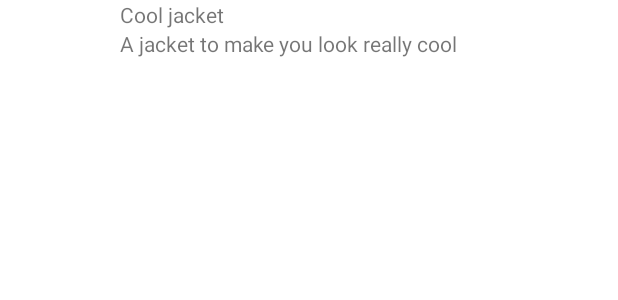
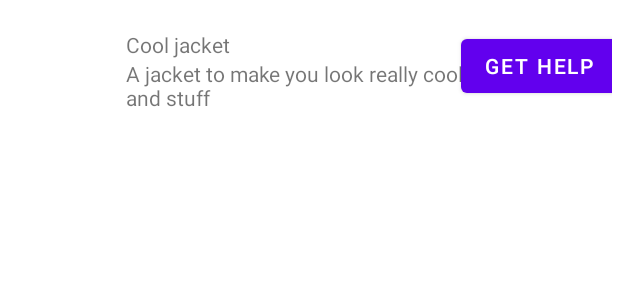
Before and after one commit to kustomer/android-chat-sdk-samples, an Android app: the layout item_order.xml on its own in the app's theme, with its tools: preview values and no code run, on a phone screen of 412 x 824 dp. Shown: the top 300 px of the screen. Run offline under Robolectric (Android 15) with nearby library versions, the phone set to English and light mode, and no system bars.

Commit message:
add fake orders with placeholder data

```diff
--- a/app/src/main/res/layout/fragment_order_history.xml
+++ b/app/src/main/res/layout/fragment_order_history.xml
@@ -19,6 +19,8 @@
     <include
         android:id="@+id/order1"
         layout="@layout/item_order"
+        android:layout_width="0dp"
+        android:layout_height="wrap_content"
         app:layout_constraintEnd_toEndOf="parent"
         app:layout_constraintStart_toStartOf="parent"
         app:layout_constraintTop_toBottomOf="@id/welcome" />
@@ -26,6 +28,8 @@
     <include
         android:id="@+id/order2"
         layout="@layout/item_order"
+        android:layout_width="0dp"
+        android:layout_height="wrap_content"
         app:layout_constraintEnd_toEndOf="parent"
         app:layout_constraintStart_toStartOf="parent"
         app:layout_constraintTop_toBottomOf="@id/order1" />
@@ -33,6 +37,8 @@
     <include
         android:id="@+id/order3"
         layout="@layout/item_order"
+        android:layout_width="0dp"
+        android:layout_height="wrap_content"
         app:layout_constraintEnd_toEndOf="parent"
         app:layout_constraintStart_toStartOf="parent"
         app:layout_constraintTop_toBottomOf="@id/order2" />
--- a/app/src/main/res/layout/item_order.xml
+++ b/app/src/main/res/layout/item_order.xml
@@ -3,6 +3,7 @@
     xmlns:app="http://schemas.android.com/apk/res-auto"
     xmlns:tools="http://schemas.android.com/tools"
     android:layout_width="wrap_content"
+    android:padding="4dp"
     android:layout_height="wrap_content">
 
     <ImageView
@@ -17,16 +18,36 @@
         android:id="@+id/title"
         android:layout_width="wrap_content"
         android:layout_height="wrap_content"
+        android:paddingTop="16dp"
         app:layout_constraintStart_toEndOf="@id/image"
         app:layout_constraintTop_toTopOf="parent"
         tools:text="Cool jacket" />
 
     <TextView
         android:id="@+id/description"
+        android:layout_width="0dp"
+        android:layout_height="wrap_content"
+        app:layout_constraintEnd_toStartOf="@id/guideline"
+        app:layout_constraintStart_toEndOf="@id/image"
+        app:layout_constraintTop_toBottomOf="@id/title"
+        tools:text="A jacket to make you look really cool and stuff" />
+
+    <Button
+        android:id="@+id/help_button"
+        style="@style/KusWidget.TextButton"
         android:layout_width="wrap_content"
         android:layout_height="wrap_content"
-        app:layout_constraintStart_toEndOf="@id/image"
-        app:layout_constraintTop_toBottomOf="@id/title"
-        tools:text="A jacket to make you look really cool" />
+        android:text="Get Help"
+        app:layout_constraintBottom_toBottomOf="parent"
+        app:layout_constraintEnd_toEndOf="parent"
+        app:layout_constraintStart_toEndOf="@id/guideline"
+        app:layout_constraintTop_toTopOf="parent" />
+
+    <androidx.constraintlayout.widget.Guideline
+        android:id="@+id/guideline"
+        android:layout_width="wrap_content"
+        android:layout_height="wrap_content"
+        android:orientation="vertical"
+        app:layout_constraintGuide_begin="307dp" />
 
 </androidx.constraintlayout.widget.ConstraintLayout>
```
Also changed, not shown: app/src/main/java/com/example/kustomerloginanddescribe/ui/homepage/OrderHistoryFragment.kt (+24 -4 lines), app/src/main/res/drawable/ic_baseline_cake_24.xml (added, +10 -0 lines).
